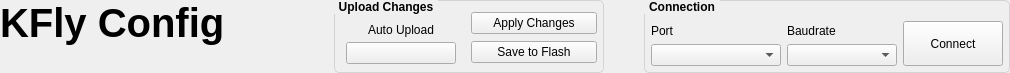
Qt form ui_connect.ui (korken89/kfly_gui) before a commit.
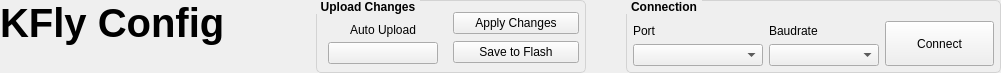
The same form after that commit. Custom widgets are drawn as their Qt base class.

Commit message: Fixed ui_connect layout problem

Diff of the .ui file:
```diff
--- a/ui_connect.ui
+++ b/ui_connect.ui
@@ -6,7 +6,7 @@
    <rect>
     <x>0</x>
     <y>0</y>
-    <width>1010</width>
+    <width>1001</width>
     <height>73</height>
    </rect>
   </property>
@@ -208,7 +208,7 @@
       <enum>Qt::Horizontal</enum>
      </property>
      <property name="sizeType">
-      <enum>QSizePolicy::Fixed</enum>
+      <enum>QSizePolicy::Maximum</enum>
      </property>
      <property name="sizeHint" stdset="0">
       <size>
@@ -222,7 +222,7 @@
     <widget class="QGroupBox" name="groupBox">
      <property name="minimumSize">
       <size>
-       <width>300</width>
+       <width>375</width>
        <height>0</height>
       </size>
      </property>
```
